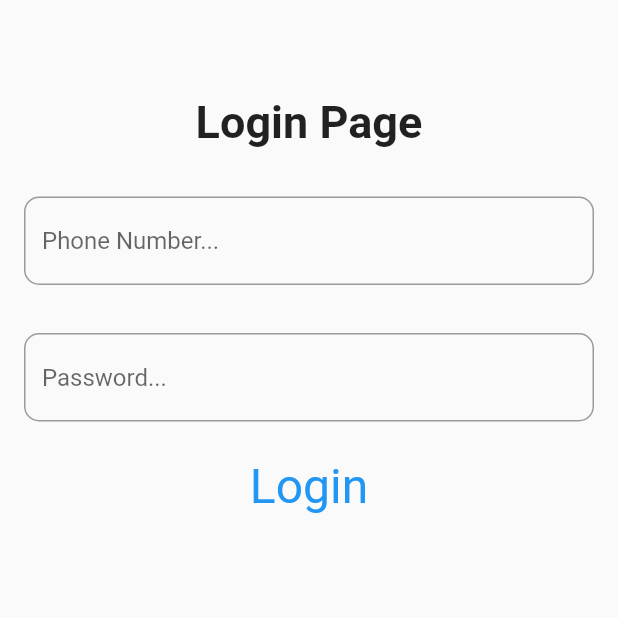
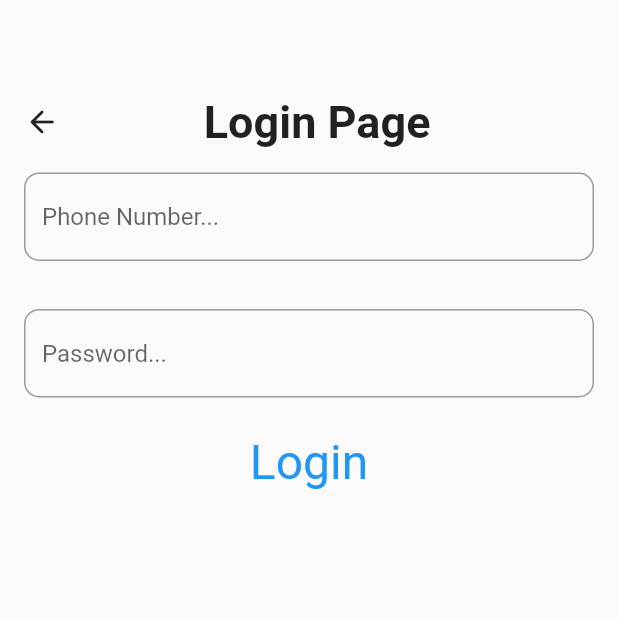
Before and after one commit to anshumankomawar/ProfileDrop, a Flutter app: the screen it shows after launch, after a tap on "Have an account? Login", on a phone screen of 412 x 824 dp, the top half of it. Run offline on Flutter 3.47's test engine with Material 2 defaults, Android fonts, the phone set to English and light mode, and no system bars; our stand-ins replace flutter_map, latlong2, sliding_up_panel; missing offline and left inert: mongo_dart, user_location.

Commit message:
Added back button to login page

```diff
--- a/frontend/lib/UserAuth/LoginPage.dart
+++ b/frontend/lib/UserAuth/LoginPage.dart
@@ -17,14 +17,25 @@ class _LoginPageState extends State<LoginPage> {
       child: Center(
           child: Column(children: [
         Padding(
-          padding: const EdgeInsets.fromLTRB(0, 64, 0, 16),
-          child: Text(
+          padding: const EdgeInsets.fromLTRB(16, 64, 125, 0),
+          child: Row(
+            mainAxisAlignment: MainAxisAlignment.spaceBetween,
+            children: [
+              GestureDetector(
+                child: const Icon(Icons.arrow_back_rounded, size: 24),
+                onTap: () {
+                  Navigator.pop(context);
+                },
+              ),
+              Text(
                 "Login Page",
                 textAlign: TextAlign.center,
                 style: TextStyle(
                   fontSize: 30,
                   fontWeight: FontWeight.bold,
                 ),
+              ),
+            ],
           ),
         ),
         Padding(
```
Lines whose indentation alone changed are shown as unchanged.
